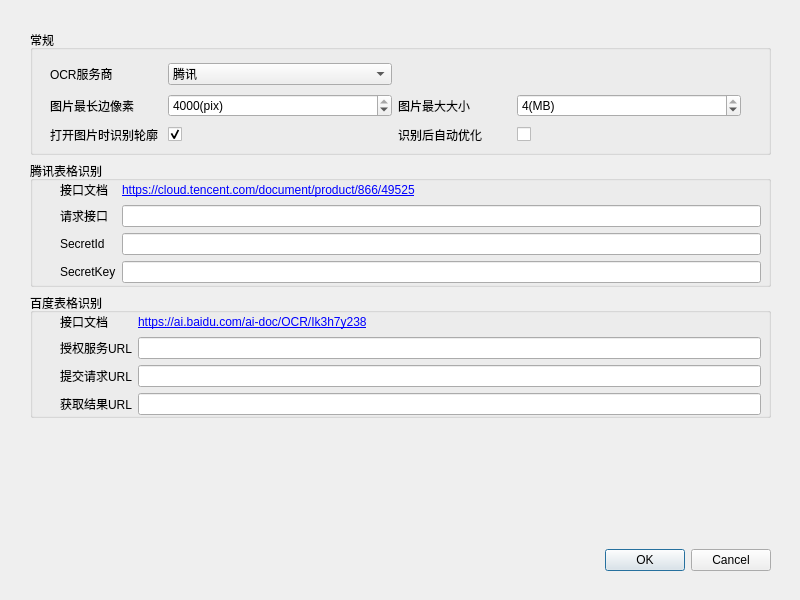
Before: the Qt Designer form QCR/ui/config_dialog.ui in mxy493/TableQCR, drawn with Qt 5.
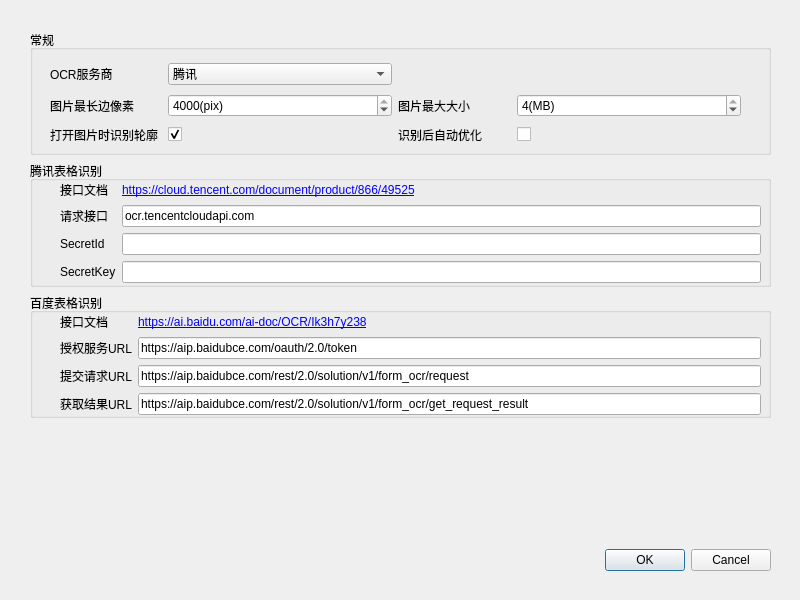
After: the same form once the commit is applied. Icons and pictures are not drawn.

Commit message: 为接口地址提供默认值

What changed in the file:
```diff
--- a/QCR/ui/config_dialog.ui
+++ b/QCR/ui/config_dialog.ui
@@ -238,7 +238,11 @@
          </widget>
         </item>
         <item row="1" column="1">
-         <widget class="QLineEdit" name="line_tx_url"/>
+         <widget class="QLineEdit" name="line_tx_url">
+          <property name="text">
+           <string>ocr.tencentcloudapi.com</string>
+          </property>
+         </widget>
         </item>
         <item row="2" column="0">
          <widget class="QLabel" name="label_8">
@@ -321,7 +325,11 @@
          <number>10</number>
         </property>
         <item row="2" column="1">
-         <widget class="QLineEdit" name="line_bd_request_url"/>
+         <widget class="QLineEdit" name="line_bd_request_url">
+          <property name="text">
+           <string>https://aip.baidubce.com/rest/2.0/solution/v1/form_ocr/request</string>
+          </property>
+         </widget>
         </item>
         <item row="3" column="0">
          <widget class="QLabel" name="label_2">
@@ -331,7 +339,11 @@
          </widget>
         </item>
         <item row="3" column="1">
-         <widget class="QLineEdit" name="line_bd_get_result_url"/>
+         <widget class="QLineEdit" name="line_bd_get_result_url">
+          <property name="text">
+           <string>https://aip.baidubce.com/rest/2.0/solution/v1/form_ocr/get_request_result</string>
+          </property>
+         </widget>
         </item>
         <item row="4" column="0">
          <widget class="QLabel" name="label_3">
@@ -368,7 +380,11 @@
          </widget>
         </item>
         <item row="1" column="1">
-         <widget class="QLineEdit" name="line_bd_get_token_url"/>
+         <widget class="QLineEdit" name="line_bd_get_token_url">
+          <property name="text">
+           <string>https://aip.baidubce.com/oauth/2.0/token</string>
+          </property>
+         </widget>
         </item>
         <item row="0" column="0">
          <widget class="QLabel" name="label_12">
```
